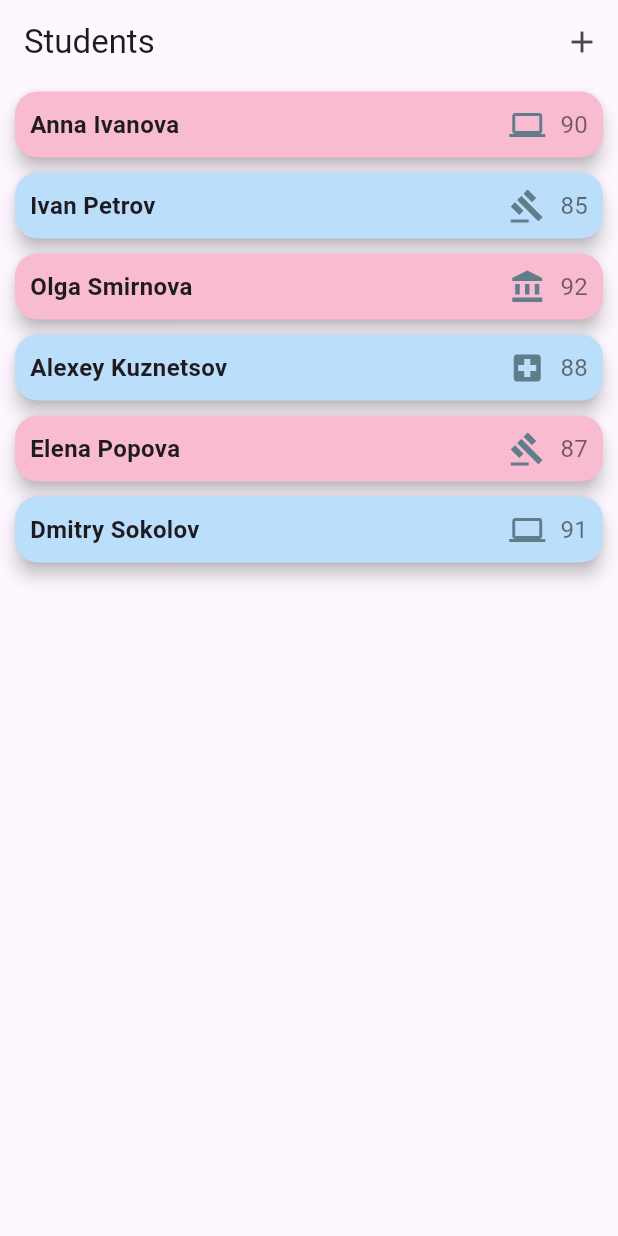
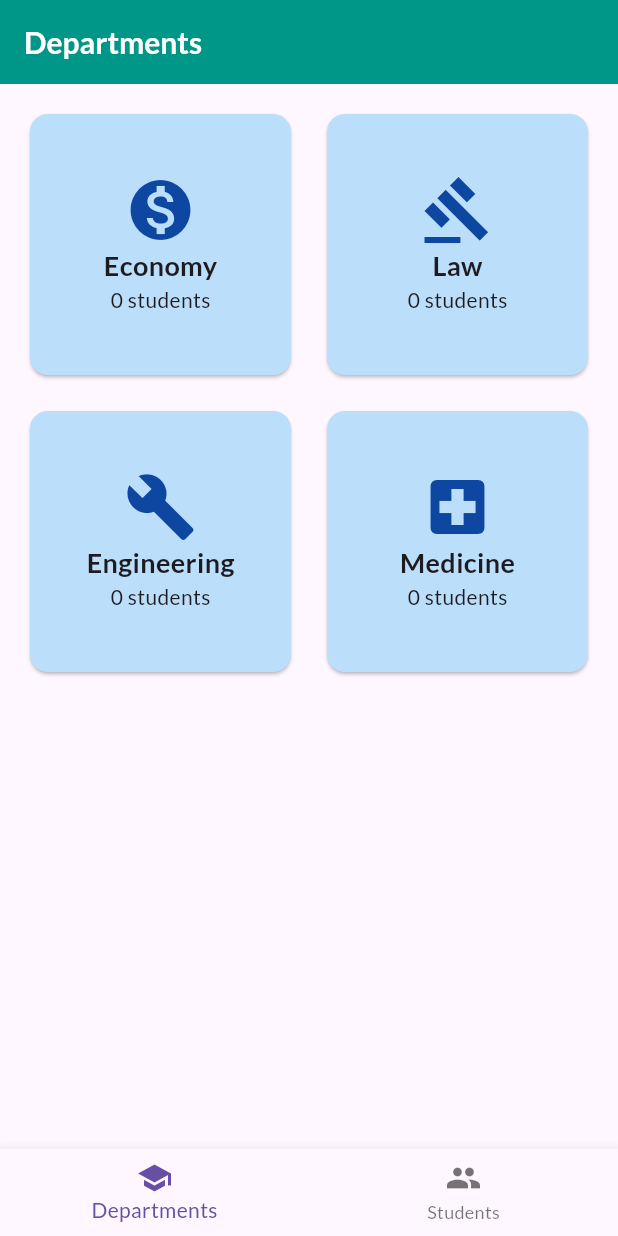
Before and after one commit to QuanticKid/protasenko_kiyki_21_8, a Flutter app: the screen it shows after launch, on a phone screen of 412 x 824 dp. Run offline on Flutter 3.47's test engine with Material 3 defaults, Android fonts, the light colour scheme and no system bars; our stand-ins replace flutter_riverpod, google_fonts.

Commit message:
Tabs added

```diff
--- a/lib/main.dart
+++ b/lib/main.dart
@@ -1,54 +1,48 @@
 import 'package:flutter/material.dart';
-import 'package:protasenko_kiyki_21_8/models/student.dart';
-import 'package:protasenko_kiyki_21_8/widgets/students.dart';
+import 'package:google_fonts/google_fonts.dart';
+import 'widgets/tabs_screen.dart';
+import 'package:flutter_riverpod/flutter_riverpod.dart';
 
 void main() {
-  runApp(const MaterialApp(
-    home: StudentsScreen(
-        students: [
-          Student(
-          firstName: 'Anna',
-          lastName: 'Ivanova',
-          department: Department.it,
-          grade: 90,
-          gender: Gender.female,
+  runApp(const ProviderScope(child: MyApp()));
+}
+
+class MyApp extends StatelessWidget {
+  const MyApp({super.key});
+
+  @override
+  Widget build(BuildContext context) {
+    return MaterialApp(
+      title: 'Student Manager',
+      debugShowCheckedModeBanner: false,
+      theme: ThemeData(
+        primarySwatch: Colors.teal,
+        textTheme: GoogleFonts.latoTextTheme().copyWith(
+          titleLarge: GoogleFonts.lato(
+            fontSize: 20,
+            fontWeight: FontWeight.bold,
+            color: Colors.teal.shade900,
+          ),
+          titleMedium: GoogleFonts.lato(
+            fontSize: 16,
+            color: Colors.black87,
+          ),
         ),
-        Student(
-          firstName: 'Ivan',
-          lastName: 'Petrov',
-          department: Department.law,
-          grade: 85,
-          gender: Gender.male,
+        appBarTheme: AppBarTheme(
+          backgroundColor: Colors.teal,
+          titleTextStyle: GoogleFonts.lato(
+            fontSize: 20,
+            fontWeight: FontWeight.bold,
+            color: Colors.white,
+          ),
+          iconTheme: const IconThemeData(color: Colors.white),
         ),
-        Student(
-          firstName: 'Olga',
-          lastName: 'Smirnova',
-          department: Department.finance,
-          grade: 92,
-          gender: Gender.female,
+        floatingActionButtonTheme: const FloatingActionButtonThemeData(
+          backgroundColor: Colors.teal,
+          foregroundColor: Colors.white,
         ),
-        Student(
-          firstName: 'Alexey',
-          lastName: 'Kuznetsov',
-          department: Department.medical,
-          grade: 88,
-          gender: Gender.male,
-        ),
-        Student(
-          firstName: 'Elena',
-          lastName: 'Popova',
-          department: Department.law,
-          grade: 87,
-          gender: Gender.female,
-        ),
-        Student(
-          firstName: 'Dmitry',
-          lastName: 'Sokolov',
-          department: Department.it,
-          grade: 91,
-          gender: Gender.male,
-        ),
-        ],
       ),
-  ));
+      home: const TabsScreen(),
+    );
+  }
 }
--- /dev/null
+++ b/lib/models/department.dart
@@ -0,0 +1,17 @@
+import 'package:flutter/material.dart';
+
+enum Department { economy, law, engineering, medicine }
+
+final Map<Department, IconData> departmentIcons = {
+  Department.economy: Icons.monetization_on,
+  Department.law: Icons.gavel,
+  Department.engineering: Icons.build,
+  Department.medicine: Icons.local_hospital,
+};
+
+final Map<Department, String> departmentNames = {
+  Department.economy: 'Economy',
+  Department.law: 'Law',
+  Department.engineering: 'Engineering',
+  Department.medicine: 'Medicine',
+};
--- a/lib/models/student.dart
+++ b/lib/models/student.dart
@@ -1,4 +1,6 @@
-import 'package:flutter/material.dart';
+import 'department.dart';
+
+enum Gender { male, female }
 
 class Student {
   final String firstName;
@@ -7,7 +9,7 @@ class Student {
   final int grade;
   final Gender gender;
 
-  const Student({
+  Student({
     required this.firstName,
     required this.lastName,
     required this.department,
@@ -15,12 +17,3 @@ class Student {
     required this.gender,
   });
 }
-
-enum Department { finance, law, it, medical }
-enum Gender { male, female }
-final Map<Department, IconData> departmentIcons = {
-  Department.finance: Icons.account_balance,
-  Department.law: Icons.gavel,
-  Department.it: Icons.computer,
-  Department.medical: Icons.local_hospital,
-};
--- /dev/null
+++ b/lib/widgets/departments_screen.dart
@@ -0,0 +1,44 @@
+import 'package:flutter/material.dart';
+import 'package:flutter_riverpod/flutter_riverpod.dart';
+import '../models/department.dart';
+import '../providers/students_provider.dart';
+
+class DepartmentsScreen extends ConsumerWidget {
+  const DepartmentsScreen({super.key});
+
+  @override
+  Widget build(BuildContext context, WidgetRef ref) {
+    final students = ref.watch(studentsProvider);
+    final departmentCounts = {
+      for (var department in Department.values)
+        department: students.where((student) => student.department == department).length,
+    };
+
+    return GridView.builder(
+      padding: const EdgeInsets.all(16),
+      gridDelegate: const SliverGridDelegateWithFixedCrossAxisCount(
+        crossAxisCount: 2,
+        crossAxisSpacing: 16,
+        mainAxisSpacing: 16,
+      ),
+      itemCount: Department.values.length,
+      itemBuilder: (context, index) {
+        final department = Department.values[index];
+        return Card(
+          color: Colors.blue.shade100,
+          child: Column(
+            mainAxisAlignment: MainAxisAlignment.center,
+            children: [
+              Icon(departmentIcons[department], size: 48, color: Colors.blue.shade900),
+              Text(
+                departmentNames[department]!,
+                style: const TextStyle(fontSize: 18, fontWeight: FontWeight.bold),
+              ),
+              Text('${departmentCounts[department]} students'),
+            ],
+          ),
+        );
+      },
+    );
+  }
+}
--- a/lib/widgets/student_item.dart
+++ b/lib/widgets/student_item.dart
@@ -1,5 +1,6 @@
 import 'package:flutter/material.dart';
 import 'package:protasenko_kiyki_21_8/models/student.dart';
+import '../models/department.dart';
 
 class StudentItem extends StatelessWidget {
   final Student student;
--- a/lib/widgets/students.dart
+++ /dev/null
@@ -1,103 +0,0 @@
-import 'package:flutter/material.dart';
-import 'package:protasenko_kiyki_21_8/models/student.dart';
-import 'package:protasenko_kiyki_21_8/widgets/student_item.dart';
-import 'package:protasenko_kiyki_21_8/widgets/new_student.dart';
-
-class StudentsScreen extends StatefulWidget {
-  final List<Student> students;
-
-  const StudentsScreen({super.key, required this.students});
-
-  @override
-  _StudentsScreenState createState() => _StudentsScreenState();
-}
-
-class _StudentsScreenState extends State<StudentsScreen> {
-  late List<Student> studentsList;
-
-  @override
-  void initState() {
-    super.initState();
-    studentsList = List<Student>.from(widget.students);
-  }
-
-  void _addStudent(Student student) {
-    setState(() => studentsList.add(student));
-  }
-
-  void _editStudent(int index, Student updatedStudent) {
-    setState(() => studentsList[index] = updatedStudent);
-  }
-
-  void _showAddEditStudentDialog({Student? student, int? index}) {
-  showModalBottomSheet(
-    context: context,
-    isScrollControlled: true,
-    builder: (context) {
-      return Padding(
-        padding: EdgeInsets.only(
-          bottom: MediaQuery.of(context).viewInsets.bottom,
-        ),
-        child: NewStudent(
-          student: student,
-          onSave: (newStudent) {
-            if (student == null) {
-              _addStudent(newStudent);
-            } else {
-              _editStudent(index!, newStudent);
-            }
-          },
-        ),
-      );
-    },
-  );
-}
-
-  void _deleteStudent(int index) {
-    final deletedStudent = studentsList[index];
-    setState(() => studentsList.removeAt(index));
-    ScaffoldMessenger.of(context).showSnackBar(
-      SnackBar(
-        content: const Text('Student deleted'),
-        action: SnackBarAction(
-          label: 'Undo',
-          onPressed: () {
-            setState(() => studentsList.insert(index, deletedStudent));
-          },
-        ),
-      ),
-    );
-  }
-
-  @override
-  Widget build(BuildContext context) {
-    return Scaffold(
-      appBar: AppBar(
-        title: const Text('Students'),
-        actions: [
-          IconButton(
-            icon: const Icon(Icons.add),
-            onPressed: () => _showAddEditStudentDialog(),
-          ),
-        ],
-      ),
-      body: ListView.builder(
-        itemCount: studentsList.length,
-        itemBuilder: (context, index) {
-          return Dismissible(
-            key: ValueKey(studentsList[index]),
-            background: Container(color: Colors.red),
-            onDismissed: (_) => _deleteStudent(index),
-            child: InkWell(
-              onTap: () => _showAddEditStudentDialog(
-                student: studentsList[index],
-                index: index,
-              ),
-              child: StudentItem(student: studentsList[index]),
-            ),
-          );
-        },
-      ),
-    );
-  }
-}
--- /dev/null
+++ b/lib/widgets/tabs_screen.dart
@@ -0,0 +1,37 @@
+import 'package:flutter/material.dart';
+import 'departments_screen.dart';
+import 'students_screen.dart';
+
+class TabsScreen extends StatefulWidget {
+  const TabsScreen({super.key});
+
+  @override
+  State<TabsScreen> createState() => _TabsScreenState();
+}
+
+class _TabsScreenState extends State<TabsScreen> {
+  int _selectedTabIndex = 0;
+
+  final List<Widget> _pages = [
+    const DepartmentsScreen(),
+    const StudentsScreen(),
+  ];
+
+  @override
+  Widget build(BuildContext context) {
+    return Scaffold(
+      appBar: AppBar(
+        title: Text(_selectedTabIndex == 0 ? 'Departments' : 'Students'),
+      ),
+      body: _pages[_selectedTabIndex],
+      bottomNavigationBar: BottomNavigationBar(
+        currentIndex: _selectedTabIndex,
+        onTap: (index) => setState(() => _selectedTabIndex = index),
+        items: const [
+          BottomNavigationBarItem(icon: Icon(Icons.school), label: 'Departments'),
+          BottomNavigationBarItem(icon: Icon(Icons.people), label: 'Students'),
+        ],
+      ),
+    );
+  }
+}
```
Also changed, not shown: lib/providers/students_provider.dart (added, +43 -0 lines), lib/widgets/new_student.dart (+15 -3 lines), lib/widgets/students_screen.dart (added, +83 -0 lines), pubspec.yaml (+7 -0 lines), pubspec.lock, 1 other file.
